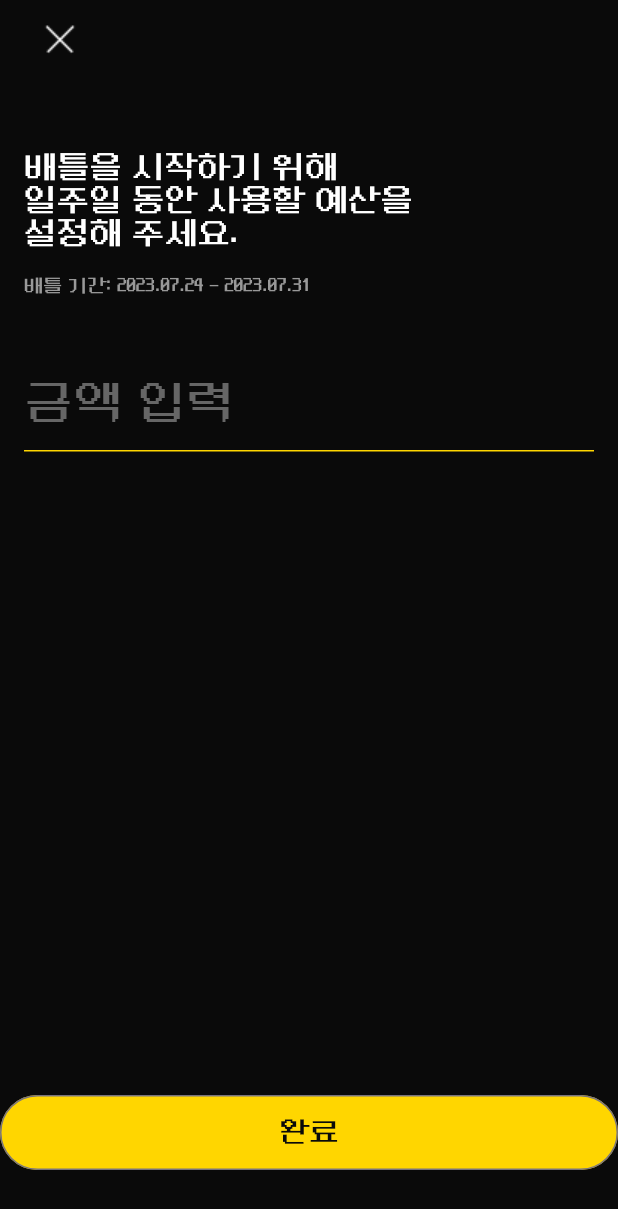
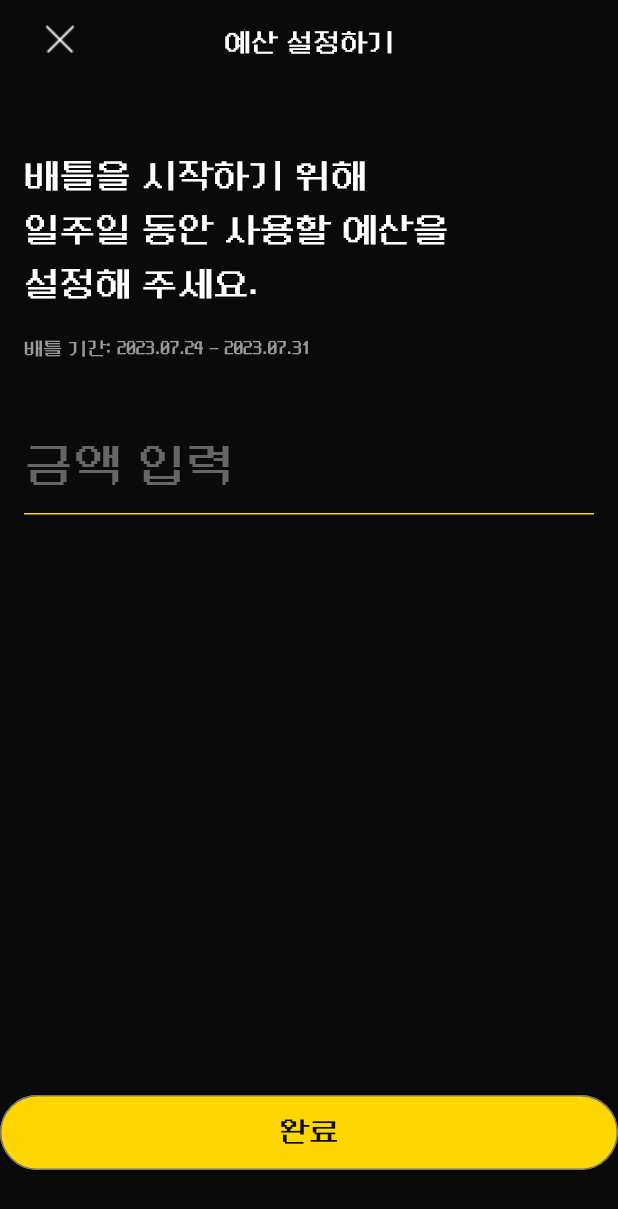
Before and after one commit to Poorlex/FE_poorlex, a Flutter app: the BudgetPage screen opened directly, on a phone screen of 412 x 824 dp. Shown: the top 1209 px of the screen. Run offline on Flutter 3.47's test engine with Material 3 defaults, Android fonts, the phone set to English and light mode, and no system bars; our stand-ins replace carousel_slider, flutter_dotenv, flutter_svg, freezed_annotation, get, hive and 4 more; missing offline and left inert: webview_flutter_android, webview_flutter_wkwebview; accounts and stored records are empty.

Commit message:
refactor: 예산 페이지 폰트, 이미지 크기 수정

```diff
--- a/lib/screen/budget/budget_page.dart
+++ b/lib/screen/budget/budget_page.dart
@@ -65,7 +65,7 @@ class _BudgetPageState extends State<BudgetPage> {
             Center(
               child: Text(
                 "예산 설정하기",
-                style: CTextStyles.Headline(color: CColors.black),
+                style: CTextStyles.Headline(),
               ),
             ),
           ],
@@ -82,7 +82,7 @@ class _BudgetPageState extends State<BudgetPage> {
                   crossAxisAlignment: CrossAxisAlignment.start,
                   children: [
                     Text("배틀을 시작하기 위해\n일주일 동안 사용할 예산을\n설정해 주세요.",
-                        style: CTextStyles.Title2()),
+                        style: CTextStyles.Title1(height: 1.5)),
                     SizedBox(height: 18),
                     Text("배틀 기간: $battlePeriod",
                         style: CTextStyles.Caption1(color: CColors.gray41)),
@@ -129,6 +129,7 @@ class _BudgetPageState extends State<BudgetPage> {
                         ),
                         if (_focusNode.hasFocus)
                           Positioned(
+                            width: 122,
                             right: 5, // 원하는 위치로 조절
                             top: 15, // 원하는 위치로 조절
                             child: Image.asset('assets/poorlex.png'),
```
